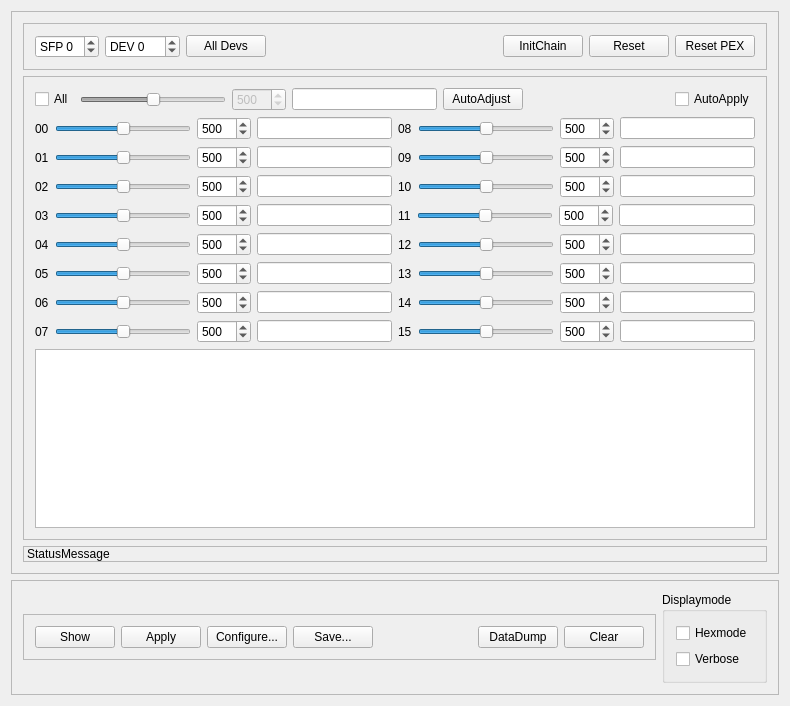
Before: the Qt Designer form mbspex/gui/qt/febex/FebexGui.ui in gsi-ee/drivers, drawn with Qt 5.
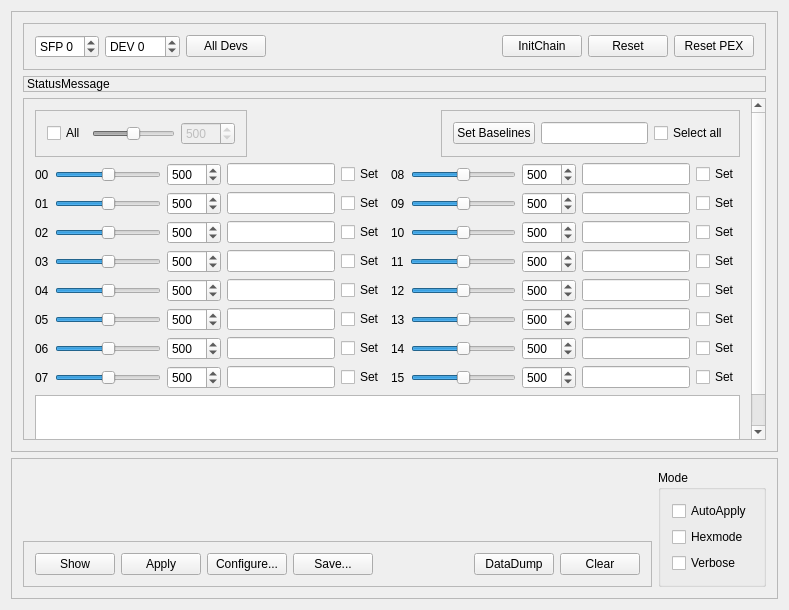
After: the same form once the commit is applied.

Commit message: mbspex febex gui: changed layout of some elements. Added selection boxes for each channel concerning baseline auto adjustment. Added select all box for baseline adjustment. AutoApply checkbox moves into mode frame.

```diff
--- a/mbspex/gui/qt/febex/FebexGui.ui
+++ b/mbspex/gui/qt/febex/FebexGui.ui
@@ -6,173 +6,15 @@
    <rect>
     <x>0</x>
     <y>0</y>
-    <width>790</width>
-    <height>706</height>
+    <width>789</width>
+    <height>610</height>
    </rect>
   </property>
   <property name="windowTitle">
    <string>FEBEX GUI</string>
   </property>
-  <layout class="QGridLayout" name="gridLayout_3">
-   <item row="1" column="0">
-    <widget class="QScrollArea" name="scrollArea_2">
-     <property name="sizePolicy">
-      <sizepolicy hsizetype="Expanding" vsizetype="Fixed">
-       <horstretch>0</horstretch>
-       <verstretch>0</verstretch>
-      </sizepolicy>
-     </property>
-     <property name="layoutDirection">
-      <enum>Qt::LeftToRight</enum>
-     </property>
-     <property name="widgetResizable">
-      <bool>true</bool>
-     </property>
-     <widget class="QWidget" name="scrollAreaWidgetContents_2">
-      <property name="geometry">
-       <rect>
-        <x>0</x>
-        <y>0</y>
-        <width>768</width>
-        <height>98</height>
-       </rect>
-      </property>
       <layout class="QGridLayout" name="gridLayout_5">
        <item row="0" column="0">
-        <widget class="QFrame" name="controlframe">
-         <property name="sizePolicy">
-          <sizepolicy hsizetype="Preferred" vsizetype="Fixed">
-           <horstretch>0</horstretch>
-           <verstretch>0</verstretch>
-          </sizepolicy>
-         </property>
-         <property name="frameShape">
-          <enum>QFrame::StyledPanel</enum>
-         </property>
-         <property name="frameShadow">
-          <enum>QFrame::Raised</enum>
-         </property>
-         <layout class="QHBoxLayout" name="horizontalLayout_3">
-          <item>
-           <widget class="QPushButton" name="RefreshButton">
-            <property name="toolTip">
-             <string>&lt;html&gt;&lt;head/&gt;&lt;body&gt;&lt;p&gt;Show values for current SFP and DEV.&lt;/p&gt;&lt;/body&gt;&lt;/html&gt;</string>
-            </property>
-            <property name="text">
-             <string>Show</string>
-            </property>
-           </widget>
-          </item>
-          <item>
-           <widget class="QPushButton" name="ApplyButton">
-            <property name="toolTip">
-             <string>&lt;html&gt;&lt;head/&gt;&lt;body&gt;&lt;p&gt;Apply settings to selected SFP and DEV&lt;/p&gt;&lt;/body&gt;&lt;/html&gt;</string>
-            </property>
-            <property name="text">
-             <string>Apply</string>
-            </property>
-           </widget>
-          </item>
-          <item>
-           <widget class="QPushButton" name="ConfigButton">
-            <property name="toolTip">
-             <string>&lt;html&gt;&lt;head/&gt;&lt;body&gt;&lt;p&gt;Set up registers from configuration file (*.gos)&lt;/p&gt;&lt;/body&gt;&lt;/html&gt;</string>
-            </property>
-            <property name="text">
-             <string>Configure...</string>
-            </property>
-           </widget>
-          </item>
-          <item>
-           <widget class="QPushButton" name="SaveConfigButton">
-            <property name="toolTip">
-             <string>&lt;!DOCTYPE HTML PUBLIC &quot;-//W3C//DTD HTML 4.0//EN&quot; &quot;http://www.w3.org/TR/REC-html40/strict.dtd&quot;&gt;
-&lt;html&gt;&lt;head&gt;&lt;meta name=&quot;qrichtext&quot; content=&quot;1&quot; /&gt;&lt;style type=&quot;text/css&quot;&gt;
-p, li { white-space: pre-wrap; }
-&lt;/style&gt;&lt;/head&gt;&lt;body style=&quot; font-family:'Arial'; font-size:9pt; font-weight:400; font-style:normal;&quot;&gt;
-&lt;p style=&quot; margin-top:12px; margin-bottom:12px; margin-left:0px; margin-right:0px; -qt-block-indent:0; text-indent:0px;&quot;&gt;Save registers to configuration file (*.gos or *.txt)&lt;/p&gt;&lt;/body&gt;&lt;/html&gt;</string>
-            </property>
-            <property name="text">
-             <string>Save...</string>
-            </property>
-           </widget>
-          </item>
-          <item>
-           <spacer name="horizontalSpacer">
-            <property name="orientation">
-             <enum>Qt::Horizontal</enum>
-            </property>
-            <property name="sizeHint" stdset="0">
-             <size>
-              <width>40</width>
-              <height>20</height>
-             </size>
-            </property>
-           </spacer>
-          </item>
-          <item>
-           <widget class="QPushButton" name="DumpButton">
-            <property name="toolTip">
-             <string>&lt;html&gt;&lt;head/&gt;&lt;body&gt;&lt;p&gt;Dump main register contents of selected device&lt;/p&gt;&lt;/body&gt;&lt;/html&gt;</string>
-            </property>
-            <property name="text">
-             <string>DataDump</string>
-            </property>
-           </widget>
-          </item>
-          <item>
-           <widget class="QPushButton" name="ClearOutputButton">
-            <property name="toolTip">
-             <string>&lt;html&gt;&lt;head/&gt;&lt;body&gt;&lt;p&gt;Clear output text window&lt;/p&gt;&lt;/body&gt;&lt;/html&gt;</string>
-            </property>
-            <property name="text">
-             <string>Clear</string>
-            </property>
-           </widget>
-          </item>
-         </layout>
-        </widget>
-       </item>
-       <item row="0" column="1">
-        <widget class="QGroupBox" name="ModesgroupBox">
-         <property name="sizePolicy">
-          <sizepolicy hsizetype="Preferred" vsizetype="Fixed">
-           <horstretch>0</horstretch>
-           <verstretch>0</verstretch>
-          </sizepolicy>
-         </property>
-         <property name="title">
-          <string>Displaymode</string>
-         </property>
-         <layout class="QVBoxLayout" name="verticalLayout_5">
-          <item>
-           <widget class="QCheckBox" name="HexBox">
-            <property name="toolTip">
-             <string>&lt;html&gt;&lt;head/&gt;&lt;body&gt;&lt;p&gt;Check for hexadecimal numbers mode&lt;/p&gt;&lt;/body&gt;&lt;/html&gt;</string>
-            </property>
-            <property name="text">
-             <string>Hexmode</string>
-            </property>
-           </widget>
-          </item>
-          <item>
-           <widget class="QCheckBox" name="DebugBox">
-            <property name="toolTip">
-             <string>&lt;html&gt;&lt;head/&gt;&lt;body&gt;&lt;p&gt;Check for verbose debug mode of gosipcmd&lt;/p&gt;&lt;/body&gt;&lt;/html&gt;</string>
-            </property>
-            <property name="text">
-             <string>Verbose</string>
-            </property>
-           </widget>
-          </item>
-         </layout>
-        </widget>
-       </item>
-      </layout>
-     </widget>
-    </widget>
-   </item>
-   <item row="0" column="0">
     <widget class="QScrollArea" name="scrollArea_3">
      <property name="sizePolicy">
       <sizepolicy hsizetype="Expanding" vsizetype="Preferred">
@@ -188,8 +30,8 @@
        <rect>
         <x>0</x>
         <y>0</y>
-        <width>768</width>
-        <height>576</height>
+        <width>767</width>
+        <height>484</height>
        </rect>
       </property>
       <layout class="QGridLayout" name="gridLayout_2">
@@ -327,7 +169,7 @@
          <zorder>ResetBoardButton</zorder>
         </widget>
        </item>
-       <item row="1" column="0">
+       <item row="2" column="0">
         <widget class="QScrollArea" name="scrollArea">
          <property name="widgetResizable">
           <bool>true</bool>
@@ -337,17 +179,22 @@
            <rect>
             <x>0</x>
             <y>0</y>
-            <width>746</width>
-            <height>478</height>
+            <width>729</width>
+            <height>392</height>
            </rect>
           </property>
-          <layout class="QGridLayout" name="gridLayout_4">
-           <item row="0" column="0">
             <layout class="QGridLayout" name="gridLayout">
              <item row="0" column="0" colspan="2">
-              <layout class="QHBoxLayout" name="horizontalLayout_4">
+            <layout class="QHBoxLayout" name="horizontalLayout_5">
                <item>
-                <layout class="QHBoxLayout" name="horizontalLayout_all">
+              <widget class="QFrame" name="DAC_all_frame">
+               <property name="frameShape">
+                <enum>QFrame::StyledPanel</enum>
+               </property>
+               <property name="frameShadow">
+                <enum>QFrame::Raised</enum>
+               </property>
+               <layout class="QHBoxLayout" name="horizontalLayout_2">
                  <item>
                   <widget class="QCheckBox" name="checkBox_all">
                    <property name="toolTip">
@@ -399,27 +246,7 @@
                    </property>
                   </widget>
                  </item>
-                 <item>
-                  <widget class="QLineEdit" name="ADCAdjustValue">
-                   <property name="enabled">
-                    <bool>true</bool>
-                   </property>
-                   <property name="toolTip">
-                    <string>ADC Value for auto adjustment </string>
-                   </property>
-                   <property name="readOnly">
-                    <bool>false</bool>
-                   </property>
-                  </widget>
-                 </item>
-                 <item>
-                  <widget class="QPushButton" name="AutoAdjustButton">
-                   <property name="enabled">
-                    <bool>true</bool>
-                   </property>
-                   <property name="text">
-                    <string>AutoAdjust </string>
-                   </property>
+               </layout>
                   </widget>
                  </item>
                  <item>
@@ -429,22 +256,58 @@
                    </property>
                    <property name="sizeHint" stdset="0">
                     <size>
-                     <width>40</width>
+                 <width>188</width>
                      <height>20</height>
                     </size>
                    </property>
                   </spacer>
                  </item>
-                </layout>
-               </item>
-               <item>
-                <widget class="QCheckBox" name="checkBox_AA">
-                 <property name="toolTip">
-                  <string>&lt;html&gt;&lt;head/&gt;&lt;body&gt;&lt;p&gt;If checked ADC_Baselines will be applyed directly when DAC spinbox is changed &lt;/p&gt;&lt;/body&gt;&lt;/html&gt;</string>
-                 </property>
-                 <property name="text">
-                  <string>AutoApply</string>
-                 </property>
+             <item>
+              <widget class="QFrame" name="AutoAdjust_frame">
+               <property name="frameShape">
+                <enum>QFrame::StyledPanel</enum>
+               </property>
+               <property name="frameShadow">
+                <enum>QFrame::Raised</enum>
+               </property>
+               <layout class="QHBoxLayout" name="horizontalLayout_4">
+                <item>
+                 <widget class="QPushButton" name="AutoAdjustButton">
+                  <property name="enabled">
+                   <bool>true</bool>
+                  </property>
+                  <property name="toolTip">
+                   <string>Click to start automatic baseline adjustment of selected channels</string>
+                  </property>
+                  <property name="text">
+                   <string>Set Baselines</string>
+                  </property>
+                 </widget>
+                </item>
+                <item>
+                 <widget class="QLineEdit" name="ADCAdjustValue">
+                  <property name="enabled">
+                   <bool>true</bool>
+                  </property>
+                  <property name="toolTip">
+                   <string>ADC Value for baseline auto adjustment </string>
+                  </property>
+                  <property name="readOnly">
+                   <bool>false</bool>
+                  </property>
+                 </widget>
+                </item>
+                <item>
+                 <widget class="QCheckBox" name="Baseline_Box_all">
+                  <property name="toolTip">
+                   <string>toggles all channels on or off for automatic baseline adjustment</string>
+                  </property>
+                  <property name="text">
+                   <string>Select all</string>
+                  </property>
+                 </widget>
+                </item>
+               </layout>
                 </widget>
                </item>
               </layout>
@@ -505,6 +368,16 @@
                    </property>
                   </widget>
                  </item>
+               <item>
+                <widget class="QCheckBox" name="Baseline_Box_00">
+                 <property name="toolTip">
+                  <string>enables auto adjustment of target baseline</string>
+                 </property>
+                 <property name="text">
+                  <string>Set</string>
+                 </property>
+                </widget>
+               </item>
                 </layout>
                </item>
                <item>
@@ -561,6 +434,16 @@
                    </property>
                   </widget>
                  </item>
+               <item>
+                <widget class="QCheckBox" name="Baseline_Box_01">
+                 <property name="toolTip">
+                  <string>enables auto adjustment of target baseline</string>
+                 </property>
+                 <property name="text">
+                  <string>Set</string>
+                 </property>
+                </widget>
+               </item>
                 </layout>
                </item>
                <item>
@@ -617,6 +500,16 @@
                    </property>
                   </widget>
                  </item>
+               <item>
+                <widget class="QCheckBox" name="Baseline_Box_02">
+                 <property name="toolTip">
+                  <string>enables auto adjustment of target baseline</string>
+                 </property>
+                 <property name="text">
+                  <string>Set</string>
+                 </property>
+                </widget>
+               </item>
                 </layout>
                </item>
                <item>
@@ -673,6 +566,16 @@
                    </property>
                   </widget>
                  </item>
+               <item>
+                <widget class="QCheckBox" name="Baseline_Box_03">
+                 <property name="toolTip">
+                  <string>enables auto adjustment of target baseline</string>
+                 </property>
+                 <property name="text">
+                  <string>Set</string>
+                 </property>
+                </widget>
+               </item>
                 </layout>
                </item>
                <item>
@@ -729,6 +632,16 @@
                    </property>
                   </widget>
                  </item>
+               <item>
+                <widget class="QCheckBox" name="Baseline_Box_04">
+                 <property name="toolTip">
+                  <string>enables auto adjustment of target baseline</string>
+                 </property>
+                 <property name="text">
+                  <string>Set</string>
+                 </property>
+                </widget>
+               </item>
                 </layout>
                </item>
                <item>
@@ -785,6 +698,16 @@
                    </property>
                   </widget>
                  </item>
+               <item>
+                <widget class="QCheckBox" name="Baseline_Box_05">
+                 <property name="toolTip">
+                  <string>enables auto adjustment of target baseline</string>
+                 </property>
+                 <property name="text">
+                  <string>Set</string>
+                 </property>
+                </widget>
+               </item>
                 </layout>
                </item>
                <item>
@@ -841,6 +764,16 @@
                    </property>
                   </widget>
                  </item>
+               <item>
+                <widget class="QCheckBox" name="Baseline_Box_06">
+                 <property name="toolTip">
+                  <string>enables auto adjustment of target baseline</string>
+                 </property>
+                 <property name="text">
+                  <string>Set</string>
+                 </property>
+                </widget>
+               </item>
                 </layout>
                </item>
                <item>
@@ -897,6 +830,16 @@
                    </property>
                   </widget>
                  </item>
+               <item>
+                <widget class="QCheckBox" name="Baseline_Box_07">
+                 <property name="toolTip">
+                  <string>enables auto adjustment of target baseline</string>
+                 </property>
+                 <property name="text">
+                  <string>Set</string>
+                 </property>
+                </widget>
+               </item>
                 </layout>
                </item>
               </layout>
@@ -957,6 +900,16 @@
                    </property>
                   </widget>
                  </item>
+               <item>
+                <widget class="QCheckBox" name="Baseline_Box_08">
+                 <property name="toolTip">
+                  <string>enables auto adjustment of target baseline</string>
+                 </property>
+                 <property name="text">
+                  <string>Set</string>
+                 </property>
+                </widget>
+               </item>
                 </layout>
                </item>
                <item>
@@ -1013,6 +966,16 @@
                    </property>
                   </widget>
                  </item>
+               <item>
+                <widget class="QCheckBox" name="Baseline_Box_09">
+                 <property name="toolTip">
+                  <string>enables auto adjustment of target baseline</string>
+                 </property>
+                 <property name="text">
+                  <string>Set</string>
+                 </property>
+                </widget>
+               </item>
                 </layout>
                </item>
                <item>
@@ -1069,6 +1032,16 @@
                    </property>
                   </widget>
                  </item>
+               <item>
+                <widget class="QCheckBox" name="Baseline_Box_10">
+                 <property name="toolTip">
+                  <string>enables auto adjustment of target baseline</string>
+                 </property>
+                 <property name="text">
+                  <string>Set</string>
+                 </property>
+                </widget>
+               </item>
                 </layout>
                </item>
                <item>
@@ -1125,6 +1098,16 @@
                    </property>
                   </widget>
                  </item>
+               <item>
+                <widget class="QCheckBox" name="Baseline_Box_11">
+                 <property name="toolTip">
+                  <string>enables auto adjustment of target baseline</string>
+                 </property>
+                 <property name="text">
+                  <string>Set</string>
+                 </property>
+                </widget>
+               </item>
                 </layout>
                </item>
                <item>
@@ -1181,6 +1164,16 @@
                    </property>
                   </widget>
                  </item>
+               <item>
+                <widget class="QCheckBox" name="Baseline_Box_12">
+                 <property name="toolTip">
+                  <string>enables auto adjustment of target baseline</string>
+                 </property>
+                 <property name="text">
+                  <string>Set</string>
+                 </property>
+                </widget>
+               </item>
                 </layout>
                </item>
                <item>
@@ -1237,6 +1230,16 @@
                    </property>
                   </widget>
                  </item>
+               <item>
+                <widget class="QCheckBox" name="Baseline_Box_13">
+                 <property name="toolTip">
+                  <string>enables auto adjustment of target baseline</string>
+                 </property>
+                 <property name="text">
+                  <string>Set</string>
+                 </property>
+                </widget>
+               </item>
                 </layout>
                </item>
                <item>
@@ -1293,6 +1296,16 @@
                    </property>
                   </widget>
                  </item>
+               <item>
+                <widget class="QCheckBox" name="Baseline_Box_14">
+                 <property name="toolTip">
+                  <string>enables auto adjustment of target baseline</string>
+                 </property>
+                 <property name="text">
+                  <string>Set</string>
+                 </property>
+                </widget>
+               </item>
                 </layout>
                </item>
                <item>
@@ -1349,6 +1362,16 @@
                    </property>
                   </widget>
                  </item>
+               <item>
+                <widget class="QCheckBox" name="Baseline_Box_15">
+                 <property name="toolTip">
+                  <string>enables auto adjustment of target baseline</string>
+                 </property>
+                 <property name="text">
+                  <string>Set</string>
+                 </property>
+                </widget>
+               </item>
                 </layout>
                </item>
               </layout>
@@ -1378,12 +1401,10 @@
               </widget>
              </item>
             </layout>
-           </item>
-          </layout>
          </widget>
         </widget>
        </item>
-       <item row="2" column="0">
+       <item row="1" column="0">
         <widget class="QLabel" name="StatusLabel">
          <property name="sizePolicy">
           <sizepolicy hsizetype="Preferred" vsizetype="Fixed">
@@ -1409,6 +1430,191 @@
      </widget>
     </widget>
    </item>
+   <item row="1" column="0">
+    <widget class="QScrollArea" name="scrollArea_2">
+     <property name="sizePolicy">
+      <sizepolicy hsizetype="Expanding" vsizetype="Fixed">
+       <horstretch>0</horstretch>
+       <verstretch>0</verstretch>
+      </sizepolicy>
+     </property>
+     <property name="layoutDirection">
+      <enum>Qt::LeftToRight</enum>
+     </property>
+     <property name="widgetResizable">
+      <bool>true</bool>
+     </property>
+     <widget class="QWidget" name="scrollAreaWidgetContents_2">
+      <property name="geometry">
+       <rect>
+        <x>0</x>
+        <y>0</y>
+        <width>751</width>
+        <height>115</height>
+       </rect>
+      </property>
+      <layout class="QGridLayout" name="gridLayout_3">
+       <item row="0" column="0">
+        <layout class="QVBoxLayout" name="verticalLayout">
+         <item>
+          <spacer name="verticalSpacer">
+           <property name="orientation">
+            <enum>Qt::Vertical</enum>
+           </property>
+           <property name="sizeHint" stdset="0">
+            <size>
+             <width>20</width>
+             <height>40</height>
+            </size>
+           </property>
+          </spacer>
+         </item>
+         <item>
+          <widget class="QFrame" name="controlframe">
+           <property name="sizePolicy">
+            <sizepolicy hsizetype="Preferred" vsizetype="Fixed">
+             <horstretch>0</horstretch>
+             <verstretch>0</verstretch>
+            </sizepolicy>
+           </property>
+           <property name="frameShape">
+            <enum>QFrame::StyledPanel</enum>
+           </property>
+           <property name="frameShadow">
+            <enum>QFrame::Raised</enum>
+           </property>
+           <layout class="QHBoxLayout" name="horizontalLayout_3">
+            <item>
+             <widget class="QPushButton" name="RefreshButton">
+              <property name="toolTip">
+               <string>&lt;html&gt;&lt;head/&gt;&lt;body&gt;&lt;p&gt;Show values for current SFP and DEV.&lt;/p&gt;&lt;/body&gt;&lt;/html&gt;</string>
+              </property>
+              <property name="text">
+               <string>Show</string>
+              </property>
+             </widget>
+            </item>
+            <item>
+             <widget class="QPushButton" name="ApplyButton">
+              <property name="toolTip">
+               <string>&lt;html&gt;&lt;head/&gt;&lt;body&gt;&lt;p&gt;Apply settings to selected SFP and DEV&lt;/p&gt;&lt;/body&gt;&lt;/html&gt;</string>
+              </property>
+              <property name="text">
+               <string>Apply</string>
+              </property>
+             </widget>
+            </item>
+            <item>
+             <widget class="QPushButton" name="ConfigButton">
+              <property name="toolTip">
+               <string>&lt;html&gt;&lt;head/&gt;&lt;body&gt;&lt;p&gt;Set up registers from configuration file (*.gos)&lt;/p&gt;&lt;/body&gt;&lt;/html&gt;</string>
+              </property>
+              <property name="text">
+               <string>Configure...</string>
+              </property>
+             </widget>
+            </item>
+            <item>
+             <widget class="QPushButton" name="SaveConfigButton">
+              <property name="toolTip">
+               <string>&lt;!DOCTYPE HTML PUBLIC &quot;-//W3C//DTD HTML 4.0//EN&quot; &quot;http://www.w3.org/TR/REC-html40/strict.dtd&quot;&gt;
+&lt;html&gt;&lt;head&gt;&lt;meta name=&quot;qrichtext&quot; content=&quot;1&quot; /&gt;&lt;style type=&quot;text/css&quot;&gt;
+p, li { white-space: pre-wrap; }
+&lt;/style&gt;&lt;/head&gt;&lt;body style=&quot; font-family:'Arial'; font-size:9pt; font-weight:400; font-style:normal;&quot;&gt;
+&lt;p style=&quot; margin-top:12px; margin-bottom:12px; margin-left:0px; margin-right:0px; -qt-block-indent:0; text-indent:0px;&quot;&gt;Save registers to configuration file (*.gos or *.txt)&lt;/p&gt;&lt;/body&gt;&lt;/html&gt;</string>
+              </property>
+              <property name="text">
+               <string>Save...</string>
+              </property>
+             </widget>
+            </item>
+            <item>
+             <spacer name="horizontalSpacer">
+              <property name="orientation">
+               <enum>Qt::Horizontal</enum>
+              </property>
+              <property name="sizeHint" stdset="0">
+               <size>
+                <width>40</width>
+                <height>20</height>
+               </size>
+              </property>
+             </spacer>
+            </item>
+            <item>
+             <widget class="QPushButton" name="DumpButton">
+              <property name="toolTip">
+               <string>&lt;html&gt;&lt;head/&gt;&lt;body&gt;&lt;p&gt;Dump main register contents of selected device&lt;/p&gt;&lt;/body&gt;&lt;/html&gt;</string>
+              </property>
+              <property name="text">
+               <string>DataDump</string>
+              </property>
+             </widget>
+            </item>
+            <item>
+             <widget class="QPushButton" name="ClearOutputButton">
+              <property name="toolTip">
+               <string>&lt;html&gt;&lt;head/&gt;&lt;body&gt;&lt;p&gt;Clear output text window&lt;/p&gt;&lt;/body&gt;&lt;/html&gt;</string>
+              </property>
+              <property name="text">
+               <string>Clear</string>
+              </property>
+             </widget>
+            </item>
+           </layout>
+          </widget>
+         </item>
+        </layout>
+       </item>
+       <item row="0" column="1">
+        <widget class="QGroupBox" name="ModesgroupBox">
+         <property name="sizePolicy">
+          <sizepolicy hsizetype="Preferred" vsizetype="Fixed">
+           <horstretch>0</horstretch>
+           <verstretch>0</verstretch>
+          </sizepolicy>
+         </property>
+         <property name="title">
+          <string>Mode</string>
+         </property>
+         <layout class="QGridLayout" name="gridLayout_4">
+          <item row="0" column="0">
+           <widget class="QCheckBox" name="checkBox_AA">
+            <property name="toolTip">
+             <string>&lt;html&gt;&lt;head/&gt;&lt;body&gt;&lt;p&gt;If checked ADC_Baselines will be applyed directly when DAC spinbox is changed &lt;/p&gt;&lt;/body&gt;&lt;/html&gt;</string>
+            </property>
+            <property name="text">
+             <string>AutoApply</string>
+            </property>
+           </widget>
+          </item>
+          <item row="1" column="0">
+           <widget class="QCheckBox" name="HexBox">
+            <property name="toolTip">
+             <string>&lt;html&gt;&lt;head/&gt;&lt;body&gt;&lt;p&gt;Check for hexadecimal numbers mode&lt;/p&gt;&lt;/body&gt;&lt;/html&gt;</string>
+            </property>
+            <property name="text">
+             <string>Hexmode</string>
+            </property>
+           </widget>
+          </item>
+          <item row="2" column="0">
+           <widget class="QCheckBox" name="DebugBox">
+            <property name="toolTip">
+             <string>&lt;html&gt;&lt;head/&gt;&lt;body&gt;&lt;p&gt;Check for verbose debug mode of gosipcmd&lt;/p&gt;&lt;/body&gt;&lt;/html&gt;</string>
+            </property>
+            <property name="text">
+             <string>Verbose</string>
+            </property>
+           </widget>
+          </item>
+         </layout>
+        </widget>
+       </item>
+      </layout>
+     </widget>
+    </widget>
+   </item>
   </layout>
  </widget>
  <layoutdefault spacing="6" margin="11"/>
```
Left out of the diff: 566 changed lines with no effect on the pictures. Lines whose indentation alone changed are shown as unchanged. The commit also changes 2 other files.
